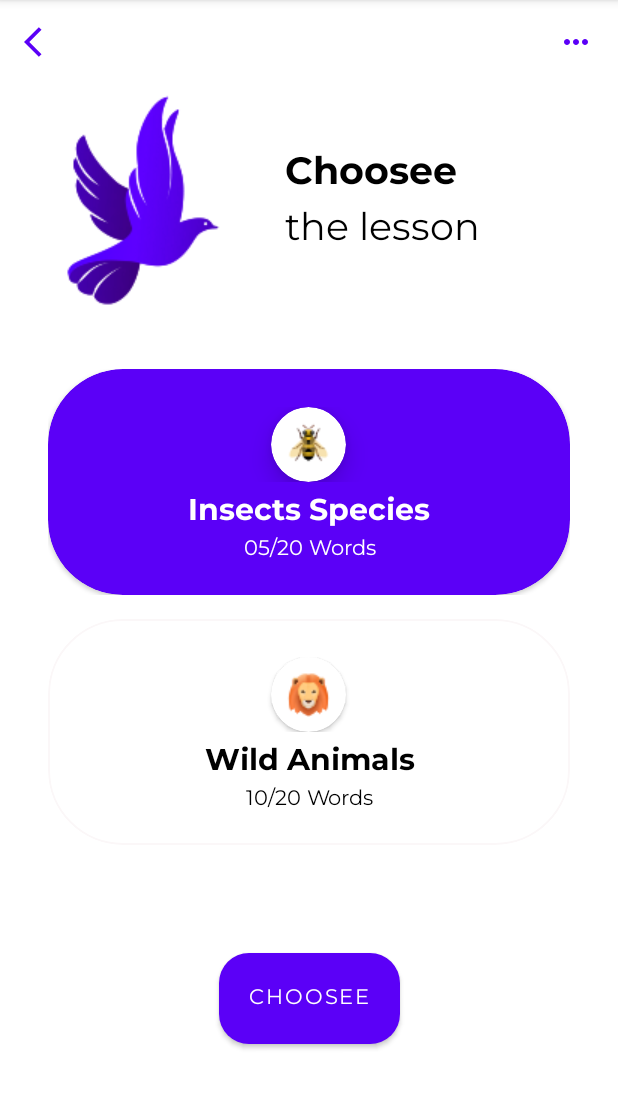
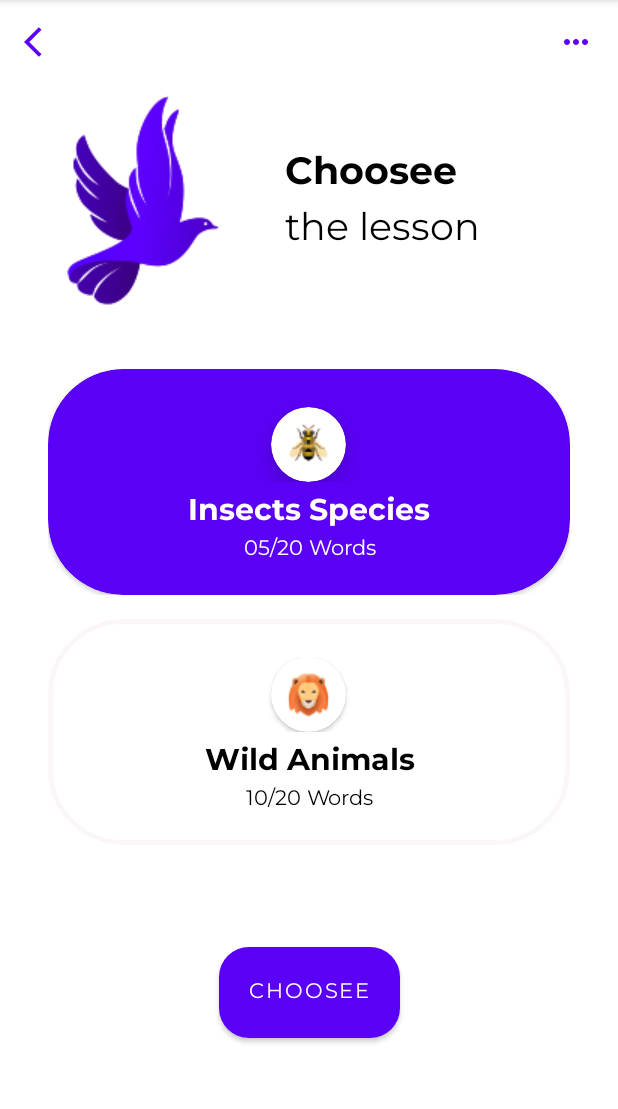
Before and after one commit to KramStyles/ddt1, an Android app: the choose screen opened directly, with no data from a screen before it, on a phone screen of 412 x 824 dp, the part 84-1193 px from its top. Run offline under Robolectric (Android 15) with nearby library versions, the phone set to English and light mode, and no system bars.

Commit message:
working on the constraints

```diff
--- a/app/src/main/res/layout/activity_choose.xml
+++ b/app/src/main/res/layout/activity_choose.xml
@@ -180,7 +180,7 @@
             app:contentPadding="10dp"
             app:layout_gravity="center_horizontal|center_vertical"
             app:strokeColor="@color/grey"
-            app:strokeWidth="1dp">
+            app:strokeWidth="3dp">
 
             <androidx.gridlayout.widget.GridLayout
                 android:layout_width="match_parent"
@@ -246,6 +246,7 @@
         android:layout_height="wrap_content"
 
         android:layout_marginStart="24dp"
+        android:layout_marginTop="-8dp"
         android:layout_marginEnd="24dp"
         android:fontFamily="@font/montserrat"
         android:padding="20dp"
```
